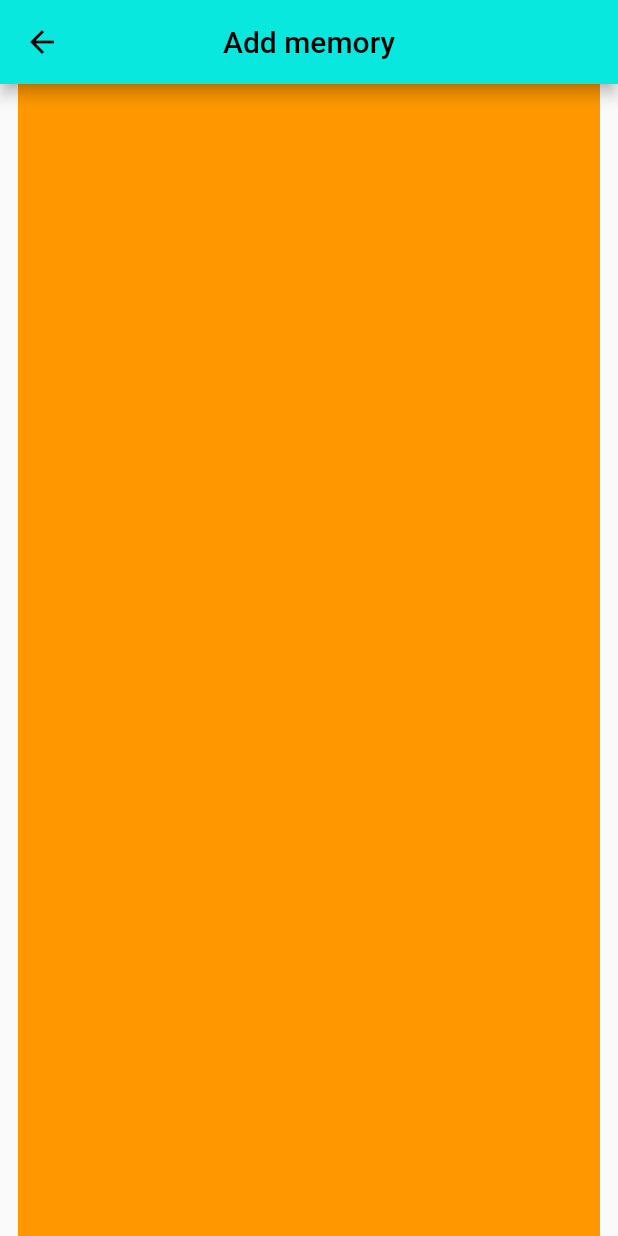
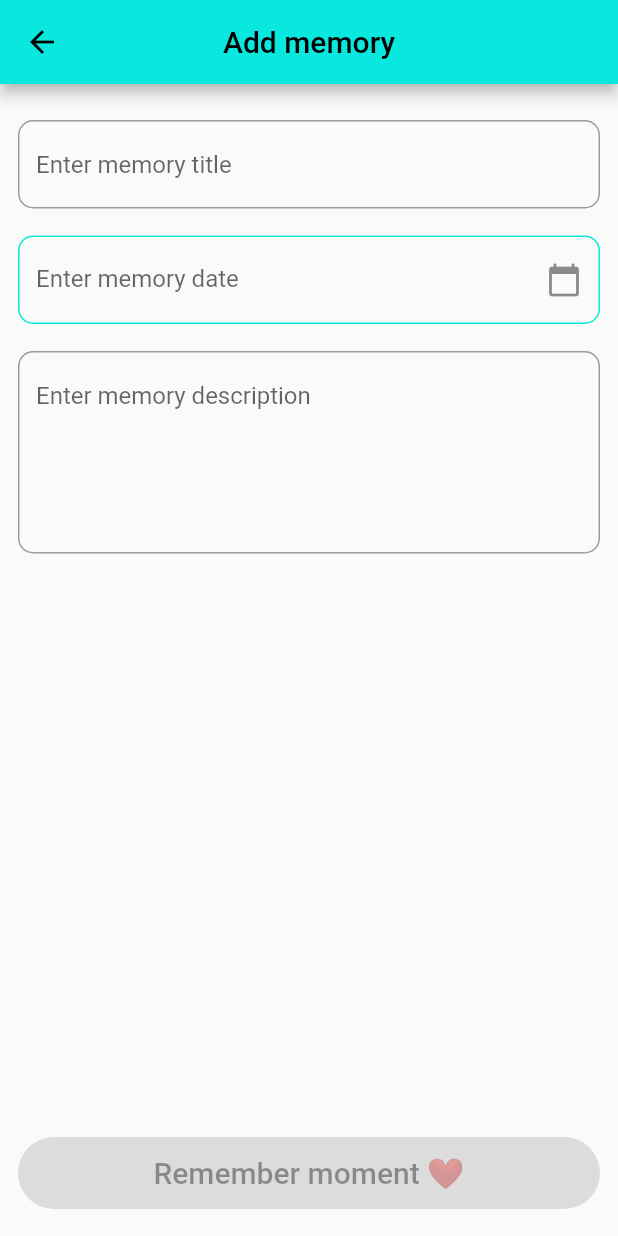
Before and after one commit to Evil-Monkey-Inc/memory_app, a Flutter app: the screen it shows after launch, after a tap on "Add memory", on a phone screen of 412 x 824 dp. Run offline on Flutter 3.47's test engine with Material 2 defaults, Android fonts, the phone set to English and light mode, and no system bars; our stand-ins replace flutter_redux, get_it, redux, shared_preferences; network calls fail.

Commit message:
its working now

```diff
--- a/lib/src/presentation/add_memory_screen/add_memory_layout.dart
+++ b/lib/src/presentation/add_memory_screen/add_memory_layout.dart
@@ -1,9 +1,11 @@
 import 'package:flutter/material.dart';
 import 'package:flutter_redux/flutter_redux.dart';
 import 'package:memory/src/colors_pallet/total_palette.dart';
+import 'package:memory/src/data/model/create_memory_model.dart';
 import 'package:memory/src/presentation/widgets/date_picker_widget.dart';
 import 'package:memory/src/presentation/widgets/primary_button.dart';
 import 'package:memory/src/presentation/widgets/input_widget.dart';
+import 'package:memory/src/redux/actions/memory_actions.dart';
 import 'package:memory/src/redux/state.dart';
 
 class AddMemoryLayout extends StatefulWidget {
@@ -17,6 +19,11 @@ class _AddMemoryLayoutState extends State<AddMemoryLayout> {
   final _datePickerController = TextEditingController();
   final _titleController = TextEditingController();
 
+  String? title;
+  DateTime? date;
+  String? description;
+
+  static const plug = "empty";
   static const appBarTitle = 'Add memory';
   static const buttonText = 'Remember moment ❤️';
   static const labelTextTitle = 'Enter memory title';
@@ -36,8 +43,12 @@ class _AddMemoryLayoutState extends State<AddMemoryLayout> {
 
   @override
   void initState() {
-    _datePickerController.addListener(() => setState(() {}));
-    _titleController.addListener(() => setState(() {}));
+    _datePickerController.addListener(() {
+      setState(() => date = DateTime.parse(_datePickerController.text));
+    });
+    _titleController.addListener(() {
+      setState(() => title = _titleController.text);
+    });
     super.initState();
   }
 
@@ -52,7 +63,7 @@ class _AddMemoryLayoutState extends State<AddMemoryLayout> {
   Widget build(BuildContext context) {
     return StoreConnector<AppState, AppState>(
         converter: (store) => store.state,
-        onInit:(store) => store.dispatch(EditMemoryLoading()),
+        onInit:(store) => store.dispatch(LoadingMemoryAction()),
         builder: (context, state) {
         return Scaffold(
           appBar: AppBar(
@@ -75,6 +86,20 @@ class _AddMemoryLayoutState extends State<AddMemoryLayout> {
       }
     );
   }
+
+  void rememberMoment(){
+    StoreProvider.of<AppState>(context).dispatch(
+      CreateMemoryAction(
+        CreateMemoryModel(
+          title: title!,
+          description: description ?? plug,
+          date: date!,
+        ),
+      ),
+    );
+    Navigator.of(context).pop();
+  }
+
   Widget _buildVisible(AppState state) {
       if(state.editMemoryState is EditMemoryInitial){
       return Container(color: Colors.orange,);
@@ -102,14 +127,17 @@ class _AddMemoryLayoutState extends State<AddMemoryLayout> {
           },
         ),
         const Spacer(),
-        PrimaryButton(
-          isEnabled: isButtonEnabled,
-          text: buttonText,
-          onPressed: () {
-
-          },
-          buttonColor: TotalPalette.primaryColor,
-          textButtonColor: TotalPalette.scaffoldBackgroundColor,
+        StoreConnector<AppState, AppState>(
+            converter: (store) => store.state,
+          builder: (context, state) {
+            return PrimaryButton(
+              isEnabled: isButtonEnabled,
+              text: buttonText,
+              onPressed: rememberMoment,
+              buttonColor: TotalPalette.primaryColor,
+              textButtonColor: TotalPalette.scaffoldBackgroundColor,
+            );
+          }
         ),
         defaultSpacer,
       ],
--- a/lib/src/presentation/memory_screen/memory_layout.dart
+++ b/lib/src/presentation/memory_screen/memory_layout.dart
@@ -1,6 +1,7 @@
 import 'package:flutter/material.dart';
 import 'package:flutter_redux/flutter_redux.dart';
 import 'package:memory/src/colors_pallet/total_palette.dart';
+import 'package:memory/src/data/model/memory_model.dart';
 import 'package:memory/src/presentation/add_memory_screen/add_memory_screen.dart';
 import 'package:memory/src/presentation/widgets/primary_button.dart';
 import 'package:memory/src/redux/actions/home_actions.dart';
@@ -67,7 +68,20 @@ class MemoryLayout extends StatelessWidget {
       return Container(color: Colors.blue,);
     } else if (state.homeState is HomeSuccess) {
         final successState = state.homeState as HomeSuccess;
-       print('test into layout: ${successState.memoryModels}');
+        final memoryModels = successState.memoryModels;
+
+        return ListView.builder(
+          itemCount: memoryModels.length,
+          itemBuilder: (context, index) {
+            final memoryModel = memoryModels[index];
+            return ListTile(
+              title: Text(memoryModel.title),
+              subtitle: Text(memoryModel.description),
+              // You can display other properties as needed
+            );
+          },
+        );
+
     } else if (state.homeState is HomeError) {
       return Container(color: Colors.green,);
     }
--- a/lib/src/redux/actions/memory_actions.dart
+++ b/lib/src/redux/actions/memory_actions.dart
@@ -1,3 +1,5 @@
+import 'package:memory/src/data/model/create_memory_model.dart';
+
 abstract class MemoryAction{}
 
 class InitialMemoryAction extends MemoryAction{}
@@ -6,4 +8,10 @@ class LoadingMemoryAction extends MemoryAction{}
 
 class LoadedMemoryAction extends MemoryAction{}
 
+class CreateMemoryAction extends MemoryAction{
+  CreateMemoryAction(this.memory);
+
+  final CreateMemoryModel memory;
+}
+
 class ErrorMemoryAction extends MemoryAction{}
--- a/lib/src/redux/middlewares.dart
+++ b/lib/src/redux/middlewares.dart
@@ -1,5 +1,6 @@
 import 'package:memory/src/data/repository/repository.dart';
 import 'package:memory/src/redux/actions/home_actions.dart';
+import 'package:memory/src/redux/actions/memory_actions.dart';
 import 'package:memory/src/redux/state.dart';
 import 'package:redux/redux.dart';
 
@@ -15,10 +16,13 @@ class MemoryMiddleware implements MiddlewareClass<AppState> {
      print('test fetchMemories $memories');
      return store.dispatch(SuccessHomeAction(memories));
     }
-    else if(action is EditMemoryLoading){
-      await Future.delayed(Duration(seconds: 5)); // Add a delay of 5 seconds
-      print('test circular');
-      return store.dispatch(EditMemorySuccess());
+    if(action is LoadingMemoryAction){
+
+      print('LoadingMemoryAction');
+      return store.dispatch(LoadedMemoryAction());
+    }
+    if(action is CreateMemoryAction){
+     await repository.sendNewData(action.memory);
     }
 
     next(action);
--- a/lib/src/redux/redusers.dart
+++ b/lib/src/redux/redusers.dart
@@ -22,13 +22,13 @@ final memoryReducer = combineReducers<AppState>([
   TypedReducer<AppState, InitialMemoryAction>(
         (state, _) => state.copyWith(editMemoryState: EditMemoryInitial()),
   ),
-  TypedReducer<AppState, LoadingHomeAction>(
+  TypedReducer<AppState, LoadingMemoryAction>(
         (state, _) => state.copyWith(editMemoryState: EditMemoryLoading()),
   ),
-  TypedReducer<AppState, SuccessHomeAction>(
+  TypedReducer<AppState, LoadedMemoryAction>(
         (state, _) => state.copyWith(editMemoryState: EditMemorySuccess()),
   ),
-  TypedReducer<AppState, ErrorHomeAction>(
+  TypedReducer<AppState, ErrorMemoryAction>(
         (state, _) => state.copyWith(editMemoryState: EditMemoryError()),
   ),
 ]);
```
